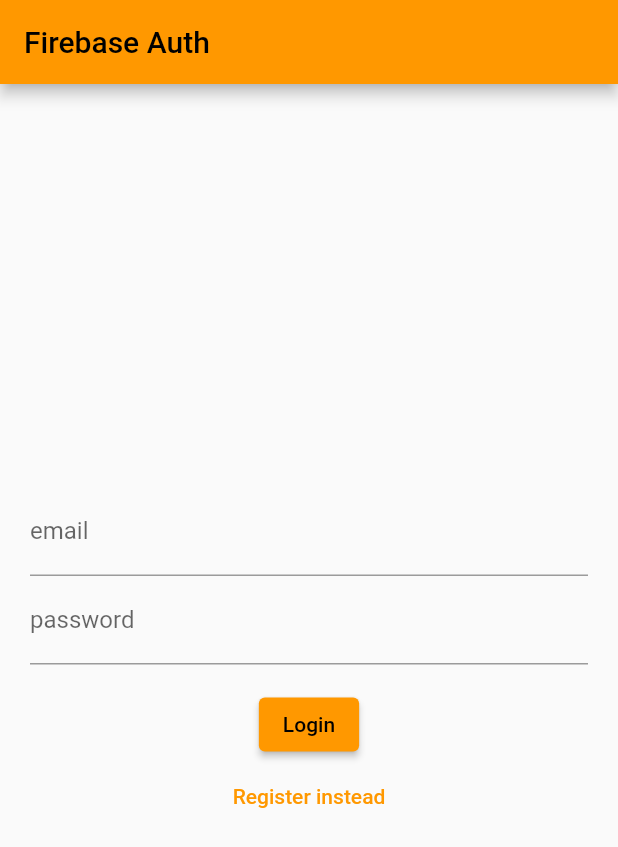
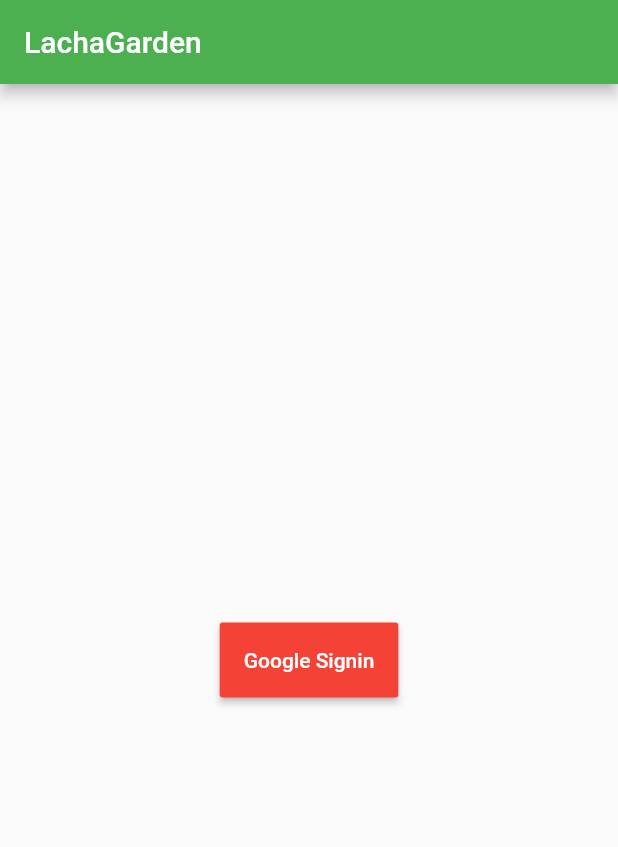
Before and after one commit to tunguyen261/SWD_mobile, a Flutter app: the screen it shows after launch, on a phone screen of 412 x 824 dp. Shown: the top 847 px of the screen. Run offline on Flutter 3.47's test engine with Material 2 defaults, Android fonts, the phone set to English and light mode, and no system bars; our stand-ins replace firebase_auth, firebase_core, google_sign_in; accounts and stored records are empty.

Commit message:
change login type to google-services-auth

```diff
--- a/lib/main.dart
+++ b/lib/main.dart
@@ -16,7 +16,7 @@
     return MaterialApp(
       debugShowCheckedModeBanner: false,
       theme: ThemeData(
-        primarySwatch: Colors.orange,
+        primarySwatch: Colors.green,
       ),
       home: const WidgetTree(),
     );
--- a/lib/pages/login_register_page.dart
+++ b/lib/pages/login_register_page.dart
@@ -1,5 +1,6 @@
 import 'package:flutter/material.dart';
 import 'package:firebase_auth/firebase_auth.dart';
+import 'package:google_sign_in/google_sign_in.dart';
 import '../auth.dart';
 
 class LoginPage extends StatefulWidget {
@@ -12,7 +13,9 @@
 class _LoginPageState extends State<LoginPage> {
   String? errorMessage = '';
   bool isLogin = true;
-
+  final GoogleSignIn _googleSignIn = GoogleSignIn();
+  bool _isLoggedIn = false;
+  late GoogleSignInAccount _userObj;
   final TextEditingController _controllerEmail = TextEditingController();
   final TextEditingController _controllerPassword = TextEditingController();
 
@@ -43,8 +46,9 @@
   }
 
   Widget _title() {
-    return const Text('Firebase Auth');
+    return const Text('LachaGarden');
   }
+
   Widget _entryField(
     String title,
     TextEditingController controller,
@@ -68,6 +72,7 @@
       child: Text(isLogin ? 'Login' : 'Register'),
     );
   }
+
   Widget _loginOrRegisterButton() {
     return TextButton(
       onPressed: () {
@@ -86,19 +91,50 @@
         title: _title(),
       ),
       body: Container(
-    height: double.infinity,
-    width: double.infinity,
-    padding: const EdgeInsets.all(20),
+        child: _isLoggedIn
+            ? Center(
           child: Column(
+            mainAxisAlignment: MainAxisAlignment.center,
             crossAxisAlignment: CrossAxisAlignment.center,
-    mainAxisAlignment: MainAxisAlignment.center,
-    children: <Widget>[
-    _entryField('email', _controllerEmail),
-    _entryField('password', _controllerPassword),
-    _errorMessage(),
-    _submitButton(),
-    _loginOrRegisterButton(),
+            children: [
+              Image.network(_userObj.photoUrl!),
+              const SizedBox(height: 20,),
+              Text(_userObj.displayName!),
+              const SizedBox(height: 20,),
+              Text(_userObj.email),
+              const SizedBox(height: 20,),
+              MaterialButton(
+                onPressed: () {
+                  _googleSignIn.signOut().then((value) {
+                    setState(() {
+                      _isLoggedIn = false;
+                    });
+                  }).catchError((e) {});
+                },
+                height: 50,
+                minWidth: 100,
+                color: Colors.red,
+                child: const Text('Logout',style: TextStyle(color: Colors.white),),
+              )
             ],
+          ),
+        ) : Center(
+            child: MaterialButton(
+              onPressed: () {
+                _googleSignIn.signIn().then((userData) {
+                  setState(() {
+                    _isLoggedIn = true;
+                    _userObj = userData!;
+                  });
+                }).catchError((e) {
+                  print(e);
+                });
+              },
+              height: 50,
+              minWidth: 100,
+              color: Colors.red,
+              child: const Text('Google Signin',style: TextStyle(color: Colors.white),),
+            )
         ),
       ),
     );
--- a/pubspec.yaml
+++ b/pubspec.yaml
@@ -39,6 +39,7 @@
   firebase_core: ^2.4.1
   firebase_auth: ^4.2.5
   provider: ^6.0.5
+  google_sign_in: ^5.4.2
 
 
 dev_dependencies:
```
Also changed, not shown: pubspec.lock, 2 other files. Lines whose indentation alone changed are shown as unchanged.
